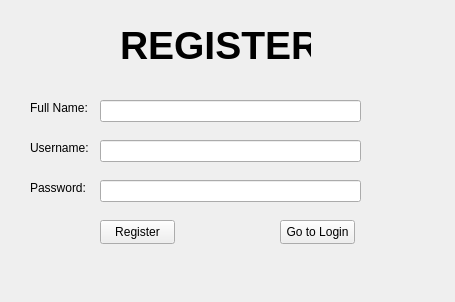
The window that register.ui (hieugiabao/file-share-client) describes before a commit, drawn with Qt 5.
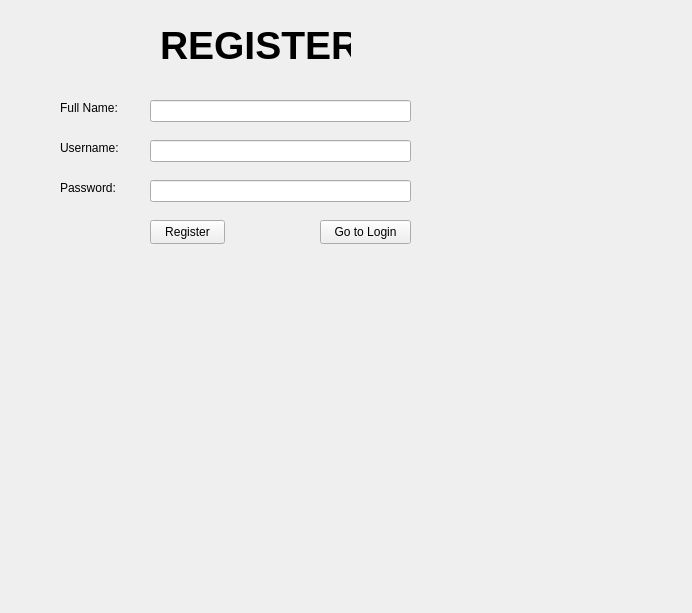
The same window after the commit.

```diff
--- a/register.ui
+++ b/register.ui
@@ -6,8 +6,8 @@
    <rect>
     <x>0</x>
     <y>0</y>
-    <width>455</width>
-    <height>302</height>
+    <width>692</width>
+    <height>613</height>
    </rect>
   </property>
   <property name="windowTitle">
@@ -16,16 +16,16 @@
   <widget class="QWidget" name="widget" native="true">
    <property name="geometry">
     <rect>
-     <x>10</x>
+     <x>0</x>
      <y>0</y>
-     <width>451</width>
-     <height>311</height>
+     <width>481</width>
+     <height>291</height>
     </rect>
    </property>
    <widget class="QLabel" name="label">
     <property name="geometry">
      <rect>
-      <x>110</x>
+      <x>160</x>
       <y>20</y>
       <width>191</width>
       <height>51</height>
@@ -44,7 +44,7 @@
    <widget class="QLabel" name="label_4">
     <property name="geometry">
      <rect>
-      <x>20</x>
+      <x>60</x>
       <y>100</y>
       <width>71</width>
       <height>16</height>
@@ -57,7 +57,7 @@
    <widget class="QLineEdit" name="full_name_text">
     <property name="geometry">
      <rect>
-      <x>90</x>
+      <x>150</x>
       <y>100</y>
       <width>261</width>
       <height>22</height>
@@ -67,7 +67,7 @@
    <widget class="QLabel" name="label_2">
     <property name="geometry">
      <rect>
-      <x>20</x>
+      <x>60</x>
       <y>140</y>
       <width>71</width>
       <height>16</height>
@@ -80,7 +80,7 @@
    <widget class="QLineEdit" name="username_text">
     <property name="geometry">
      <rect>
-      <x>90</x>
+      <x>150</x>
       <y>140</y>
       <width>261</width>
       <height>22</height>
@@ -90,7 +90,7 @@
    <widget class="QLineEdit" name="password_text">
     <property name="geometry">
      <rect>
-      <x>90</x>
+      <x>150</x>
       <y>180</y>
       <width>261</width>
       <height>22</height>
@@ -109,7 +109,7 @@
    <widget class="QLabel" name="label_3">
     <property name="geometry">
      <rect>
-      <x>20</x>
+      <x>60</x>
       <y>180</y>
       <width>71</width>
       <height>16</height>
@@ -122,7 +122,7 @@
    <widget class="QPushButton" name="pushButton">
     <property name="geometry">
      <rect>
-      <x>90</x>
+      <x>150</x>
       <y>220</y>
       <width>75</width>
       <height>24</height>
@@ -135,9 +135,9 @@
    <widget class="QPushButton" name="pushButton_2">
     <property name="geometry">
      <rect>
-      <x>270</x>
+      <x>320</x>
       <y>220</y>
-      <width>75</width>
+      <width>91</width>
       <height>24</height>
      </rect>
     </property>
@@ -148,7 +148,7 @@
    <widget class="QLabel" name="error_label">
     <property name="geometry">
      <rect>
-      <x>90</x>
+      <x>150</x>
       <y>70</y>
       <width>261</width>
       <height>16</height>
```
